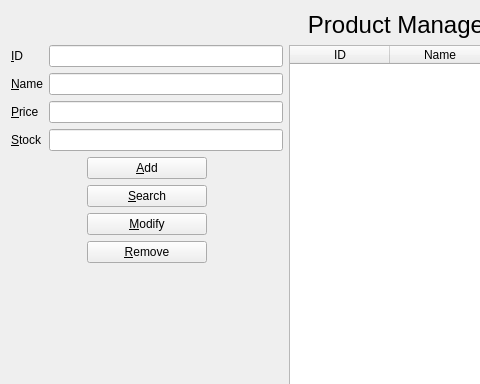
Above: productform.ui from ChunJeong27/CRMMiniProject before the change; both pictures show x 0 to 480 and y 0 to 384 of the 800 by 600 pixel window. Below: the same form after it.
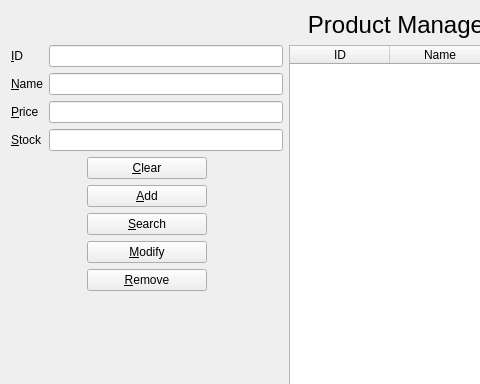
That is the form after the change.

The edit to the form file:
```diff
--- a/productform.ui
+++ b/productform.ui
@@ -106,7 +106,21 @@
          </item>
          <item>
           <layout class="QGridLayout" name="gridLayout">
-           <item row="0" column="0">
+           <item row="4" column="0">
+            <widget class="QPushButton" name="removePushButton">
+             <property name="text">
+              <string>&amp;Remove</string>
+             </property>
+            </widget>
+           </item>
+           <item row="2" column="0">
+            <widget class="QPushButton" name="searchPushButton">
+             <property name="text">
+              <string>&amp;Search</string>
+             </property>
+            </widget>
+           </item>
+           <item row="1" column="0">
             <widget class="QPushButton" name="addPushButton">
              <property name="minimumSize">
               <size>
@@ -119,24 +133,17 @@
              </property>
             </widget>
            </item>
-           <item row="1" column="0">
-            <widget class="QPushButton" name="searchPushButton">
-             <property name="text">
-              <string>&amp;Search</string>
-             </property>
-            </widget>
-           </item>
-           <item row="2" column="0">
+           <item row="3" column="0">
             <widget class="QPushButton" name="modifyPushButton">
              <property name="text">
               <string>&amp;Modify</string>
              </property>
             </widget>
            </item>
-           <item row="3" column="0">
-            <widget class="QPushButton" name="removePushButton">
+           <item row="0" column="0">
+            <widget class="QPushButton" name="clearPushButton">
              <property name="text">
-              <string>&amp;Remove</string>
+              <string>&amp;Clear</string>
              </property>
             </widget>
            </item>
```
